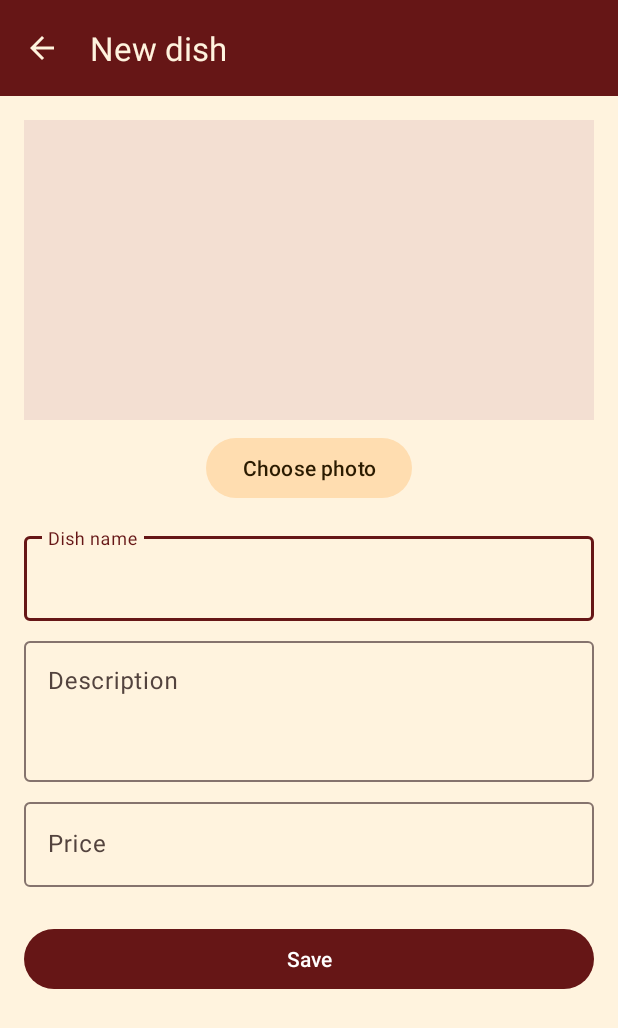
After one commit to rodrigomtav/prato-da-vila, an Android app: the CadastroActivity screen opened directly, with no data from a screen before it, on a phone screen of 412 x 824 dp. The commit adds this screen. Shown: the top 1028 px of the screen. Run offline under Robolectric (Android 15) with nearby library versions, the phone set to English and light mode, and no system bars.

Commit message:
Finalizando etapa 5 - Tela de cadastro com inserção, edição e exclusão de pratos, seleção de imagem pelo Photo Picker com permissão persistente, validação dos campos e diálogo de confirmação de exclusão

```diff
--- /dev/null
+++ b/app/src/main/java/br/edu/ifsp/pratodavila/ui/CadastroActivity.kt
@@ -0,0 +1,169 @@
+package br.edu.ifsp.pratodavila.ui
+
+import android.content.Intent
+import android.graphics.Color
+import android.net.Uri
+import android.os.Bundle
+import android.util.Log
+import android.view.View
+import android.widget.Toast
+import androidx.activity.SystemBarStyle
+import androidx.activity.enableEdgeToEdge
+import androidx.activity.result.PickVisualMediaRequest
+import androidx.activity.result.contract.ActivityResultContracts
+import androidx.appcompat.app.AppCompatActivity
+import androidx.core.view.ViewCompat
+import androidx.core.view.WindowInsetsCompat
+import androidx.lifecycle.lifecycleScope
+import br.edu.ifsp.pratodavila.R
+import br.edu.ifsp.pratodavila.data.AppDatabase
+import br.edu.ifsp.pratodavila.data.Prato
+import br.edu.ifsp.pratodavila.databinding.ActivityCadastroBinding
+import com.google.android.material.dialog.MaterialAlertDialogBuilder
+import kotlinx.coroutines.launch
+import java.util.Locale
+
+class CadastroActivity : AppCompatActivity() {
+
+    companion object {
+        private const val TAG = "CadastroActivity"
+        const val EXTRA_PRATO_ID = "extra_prato_id" // manda o id do prato, sem id = novo prato
+    }
+
+    private lateinit var binding: ActivityCadastroBinding
+    private var pratoId = -1L
+    private var pratoEmEdicao: Prato? = null
+    private var imagemUri = ""
+    private val escolherFoto = registerForActivityResult(ActivityResultContracts.PickVisualMedia()) { uri ->
+        if (uri != null) {
+            contentResolver.takePersistableUriPermission(uri, Intent.FLAG_GRANT_READ_URI_PERMISSION)
+            imagemUri = uri.toString()
+            binding.ivPreview.setImageURI(uri)
+        }
+    }
+
+    override fun onCreate(savedInstanceState: Bundle?) {
+        enableEdgeToEdge(statusBarStyle = SystemBarStyle.dark(Color.TRANSPARENT))
+        super.onCreate(savedInstanceState)
+        binding = ActivityCadastroBinding.inflate(layoutInflater)
+        setContentView(binding.root)
+
+        Log.d(TAG, "onCreate call")
+
+        setupViews()
+        pratoId = intent.getLongExtra(EXTRA_PRATO_ID, -1L)
+
+        if (pratoId == -1L) {
+            binding.toolbar.title = getString(R.string.form_title_new)
+        } else {
+            binding.toolbar.title = getString(R.string.form_title_edit)
+            carregarPrato()
+        }
+    }
+
+    private fun setupViews() {
+        ViewCompat.setOnApplyWindowInsetsListener(binding.main) { v, insets ->
+            val systemBars = insets.getInsets(WindowInsetsCompat.Type.systemBars())
+            val teclado = insets.getInsets(WindowInsetsCompat.Type.ime())
+            v.setPadding(systemBars.left, 0, systemBars.right, maxOf(systemBars.bottom, teclado.bottom))
+            binding.toolbar.setPadding(0, systemBars.top, 0, 0)
+            insets
+        }
+
+        binding.btnSelectImage.setOnClickListener {
+            escolherFoto.launch(PickVisualMediaRequest(ActivityResultContracts.PickVisualMedia.ImageOnly))
+        }
+        binding.toolbar.setNavigationOnClickListener { finish() }
+        binding.btnSave.setOnClickListener { salvar() }
+        binding.btnDelete.setOnClickListener { confirmarExclusao() }
+    }
+
+
+    private fun carregarPrato() {
+        val dao = AppDatabase.getInstance(this).pratoDao()
+
+        lifecycleScope.launch {
+            val p = dao.buscarPorId(pratoId)
+            if (p != null) {
+                pratoEmEdicao = p
+                imagemUri = p.imagemUri
+
+                binding.etNome.setText(p.nome)
+                binding.etDescricao.setText(p.descricao)
+                binding.etPreco.setText(String.format(Locale.forLanguageTag("pt-BR"), "%.2f", p.preco))
+                binding.ivPreview.setImageURI(Uri.parse(p.imagemUri))
+                binding.btnDelete.visibility = View.VISIBLE
+
+            } else {
+                finish() // prato não existe mais: volta
+            }
+        }
+    }
+
+    private fun salvar() {
+        val nome = binding.etNome.text.toString().trim()
+        val descricao = binding.etDescricao.text.toString().trim()
+        val preco = binding.etPreco.text.toString().replace(",", ".").toDoubleOrNull()
+
+        // limpa erros de uma tentativa anterior
+        binding.tilNome.error = null
+        binding.tilDescricao.error = null
+        binding.tilPreco.error = null
+
+        var valido = true
+        if (nome.isEmpty()) {
+            binding.tilNome.error = getString(R.string.error_empty_name)
+            valido = false
+        }
+        if (descricao.isEmpty()) {
+            binding.tilDescricao.error = getString(R.string.error_empty_description)
+            valido = false
+        }
+        if (preco == null || preco <= 0) {
+            binding.tilPreco.error = getString(R.string.error_invalid_price)
+            valido = false
+        }
+        if (imagemUri.isEmpty()) {
+            Toast.makeText(this, R.string.error_no_image, Toast.LENGTH_SHORT).show()
+            valido = false
+        }
+        if (!valido || preco == null) return
+
+        val dao = AppDatabase.getInstance(this).pratoDao()
+        lifecycleScope.launch {
+            val original = pratoEmEdicao
+            if (original == null) {
+                dao.inserir(Prato(nome = nome, descricao = descricao, preco = preco, imagemUri = imagemUri))
+                Toast.makeText(this@CadastroActivity, R.string.msg_dish_saved, Toast.LENGTH_SHORT).show()
+            } else {
+                dao.atualizar(original.copy(nome = nome, descricao = descricao, preco = preco, imagemUri = imagemUri))
+                Toast.makeText(this@CadastroActivity, R.string.msg_dish_updated, Toast.LENGTH_SHORT).show()
+            }
+            finish()
+        }
+
+
+    }
+    private fun confirmarExclusao() {
+        val p = pratoEmEdicao
+        if (p != null) {
+            MaterialAlertDialogBuilder(this)
+                .setTitle(R.string.dialog_delete_title)
+                .setMessage(getString(R.string.dialog_delete_message, p.nome))
+                .setNegativeButton(R.string.dialog_cancel, null)
+                .setPositiveButton(R.string.dialog_confirm) { _, _ ->
+                    excluir(p)
+                }
+                .show()
+        }
+    }
+
+    private fun excluir(p: Prato) {
+        val dao = AppDatabase.getInstance(this).pratoDao()
+        lifecycleScope.launch {
+            dao.excluir(p)
+            Toast.makeText(this@CadastroActivity, R.string.msg_dish_deleted, Toast.LENGTH_SHORT).show()
+            finish()
+        }
+    }
+}
--- a/app/src/main/java/br/edu/ifsp/pratodavila/ui/MainActivity.kt
+++ b/app/src/main/java/br/edu/ifsp/pratodavila/ui/MainActivity.kt
@@ -43,11 +43,15 @@ class MainActivity : AppCompatActivity() {
     }
 
     private fun setupViews() {
+        binding.fabAddDish.setOnClickListener {
+            startActivity(Intent(this, CadastroActivity::class.java))
+        }
         ViewCompat.setOnApplyWindowInsetsListener(binding.main) { v, insets ->
             val systemBars = insets.getInsets(WindowInsetsCompat.Type.systemBars())
             v.setPadding(systemBars.left, 0, systemBars.right, systemBars.bottom)
             binding.toolbar.setPadding(0, systemBars.top, 0, 0)
             insets
+
         }
 
 
--- /dev/null
+++ b/app/src/main/res/layout/activity_cadastro.xml
@@ -0,0 +1,146 @@
+<?xml version="1.0" encoding="utf-8"?>
+<androidx.constraintlayout.widget.ConstraintLayout xmlns:android="http://schemas.android.com/apk/res/android"
+    xmlns:app="http://schemas.android.com/apk/res-auto"
+    xmlns:tools="http://schemas.android.com/tools"
+    android:id="@+id/main"
+    android:layout_width="match_parent"
+    android:layout_height="match_parent"
+    android:background="?android:attr/colorBackground"
+    tools:context=".ui.CadastroActivity">
+
+    <com.google.android.material.appbar.MaterialToolbar
+        android:id="@+id/toolbar"
+        android:layout_width="0dp"
+        android:layout_height="wrap_content"
+        android:background="?attr/colorPrimaryContainer"
+        android:minHeight="?attr/actionBarSize"
+        app:layout_constraintEnd_toEndOf="parent"
+        app:layout_constraintStart_toStartOf="parent"
+        app:layout_constraintTop_toTopOf="parent"
+        app:navigationIcon="?attr/homeAsUpIndicator"
+        app:navigationIconTint="?attr/colorOnPrimaryContainer"
+        app:titleTextColor="?attr/colorOnPrimaryContainer"
+        tools:title="@string/form_title_new" />
+
+    <androidx.core.widget.NestedScrollView
+        android:layout_width="0dp"
+        android:layout_height="0dp"
+        app:layout_constraintBottom_toBottomOf="parent"
+        app:layout_constraintEnd_toEndOf="parent"
+        app:layout_constraintStart_toStartOf="parent"
+        app:layout_constraintTop_toBottomOf="@id/toolbar">
+
+        <androidx.constraintlayout.widget.ConstraintLayout
+            android:layout_width="match_parent"
+            android:layout_height="wrap_content"
+            android:padding="16dp">
+
+            <ImageView
+                android:id="@+id/iv_preview"
+                android:layout_width="0dp"
+                android:layout_height="200dp"
+                android:background="?attr/colorSurfaceVariant"
+                android:contentDescription="@string/cd_dish_image"
+                android:scaleType="centerCrop"
+                app:layout_constraintEnd_toEndOf="parent"
+                app:layout_constraintStart_toStartOf="parent"
+                app:layout_constraintTop_toTopOf="parent"
+                tools:src="@drawable/img_prato_acai" />
+
+            <Button
+                android:id="@+id/btn_select_image"
+                style="@style/Widget.Material3.Button.TonalButton"
+                android:layout_width="wrap_content"
+                android:layout_height="wrap_content"
+                android:layout_marginTop="8dp"
+                android:text="@string/btn_select_image"
+                app:layout_constraintEnd_toEndOf="parent"
+                app:layout_constraintStart_toStartOf="parent"
+                app:layout_constraintTop_toBottomOf="@id/iv_preview" />
+
+            <com.google.android.material.textfield.TextInputLayout
+                android:id="@+id/til_nome"
+                style="@style/Widget.Material3.TextInputLayout.OutlinedBox"
+                android:layout_width="0dp"
+                android:layout_height="wrap_content"
+                android:layout_marginTop="16dp"
+                android:hint="@string/form_hint_name"
+                app:layout_constraintEnd_toEndOf="parent"
+                app:layout_constraintStart_toStartOf="parent"
+                app:layout_constraintTop_toBottomOf="@id/btn_select_image">
+
+                <com.google.android.material.textfield.TextInputEditText
+                    android:id="@+id/et_nome"
+                    android:layout_width="match_parent"
+                    android:layout_height="wrap_content"
+                    android:inputType="textCapSentences" />
+            </com.google.android.material.textfield.TextInputLayout>
+
+            <com.google.android.material.textfield.TextInputLayout
+                android:id="@+id/til_descricao"
+                style="@style/Widget.Material3.TextInputLayout.OutlinedBox"
+                android:layout_width="0dp"
+                android:layout_height="wrap_content"
+                android:layout_marginTop="8dp"
+                android:hint="@string/form_hint_description"
+                app:layout_constraintEnd_toEndOf="parent"
+                app:layout_constraintStart_toStartOf="parent"
+                app:layout_constraintTop_toBottomOf="@id/til_nome">
+
+                <com.google.android.material.textfield.TextInputEditText
+                    android:id="@+id/et_descricao"
+                    android:layout_width="match_parent"
+                    android:layout_height="wrap_content"
+                    android:gravity="top"
+                    android:inputType="textCapSentences|textMultiLine"
+                    android:minLines="3" />
+            </com.google.android.material.textfield.TextInputLayout>
+
+            <com.google.android.material.textfield.TextInputLayout
+                android:id="@+id/til_preco"
+                style="@style/Widget.Material3.TextInputLayout.OutlinedBox"
+                android:layout_width="0dp"
+                android:layout_height="wrap_content"
+                android:layout_marginTop="8dp"
+                android:hint="@string/form_hint_price"
+                app:layout_constraintEnd_toEndOf="parent"
+                app:layout_constraintStart_toStartOf="parent"
+                app:layout_constraintTop_toBottomOf="@id/til_descricao">
+
+                <com.google.android.material.textfield.TextInputEditText
+                    android:id="@+id/et_preco"
+                    android:layout_width="match_parent"
+                    android:layout_height="wrap_content"
+                    android:inputType="numberDecimal" />
+            </com.google.android.material.textfield.TextInputLayout>
+
+            <Button
+                android:id="@+id/btn_save"
+                android:layout_width="0dp"
+                android:layout_height="wrap_content"
+                android:layout_marginTop="24dp"
+                android:text="@string/btn_save"
+                app:layout_constraintEnd_toEndOf="parent"
+                app:layout_constraintStart_toStartOf="parent"
+                app:layout_constraintTop_toBottomOf="@id/til_preco" />
+
+            <!-- só aparece no modo edição -->
+            <Button
+                android:id="@+id/btn_delete"
+                style="@style/Widget.Material3.Button.OutlinedButton"
+                android:layout_width="0dp"
+                android:layout_height="wrap_content"
+                android:layout_marginTop="8dp"
+                android:text="@string/btn_delete"
+                android:textColor="?attr/colorError"
+                android:visibility="gone"
+                app:layout_constraintEnd_toEndOf="parent"
+                app:layout_constraintStart_toStartOf="parent"
+                app:layout_constraintTop_toBottomOf="@id/btn_save"
+                app:strokeColor="?attr/colorError"
+                tools:visibility="visible" />
+
+        </androidx.constraintlayout.widget.ConstraintLayout>
+    </androidx.core.widget.NestedScrollView>
+
+</androidx.constraintlayout.widget.ConstraintLayout>
```
Also changed, not shown: app/src/main/AndroidManifest.xml (+7 -1 lines), app/src/main/java/br/edu/ifsp/pratodavila/ui/DetalhePratoActivity.kt (+17 -7 lines), 1 other file.
